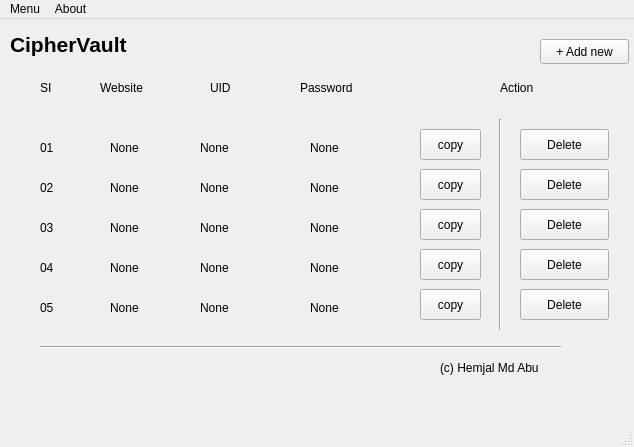
HemjalCF/ciphervault, file secure_key/key.ui: the form before one commit.
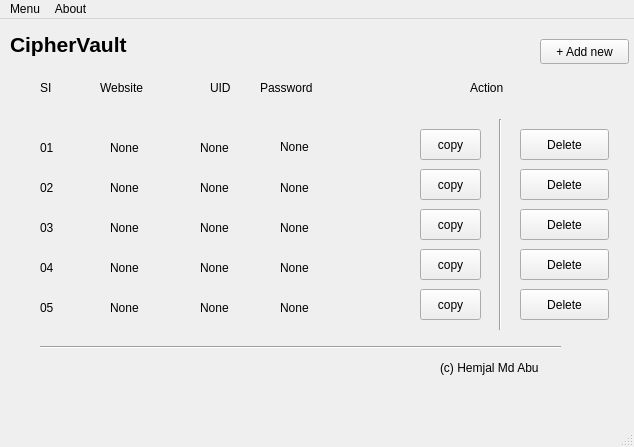
The form after the commit. The open tabs and pages were chosen to show the change. Icons and pictures are not drawn.

Commit message: added new db to support more uid and pass save

```diff
--- a/secure_key/key.ui
+++ b/secure_key/key.ui
@@ -683,7 +683,7 @@
      <widget class="QLabel" name="label_15">
       <property name="geometry">
        <rect>
-        <x>300</x>
+        <x>260</x>
         <y>60</y>
         <width>67</width>
         <height>17</height>
@@ -696,7 +696,7 @@
      <widget class="QLabel" name="label_16">
       <property name="geometry">
        <rect>
-        <x>500</x>
+        <x>470</x>
         <y>60</y>
         <width>67</width>
         <height>17</height>
@@ -735,10 +735,10 @@
      <widget class="QLabel" name="label_pass1">
       <property name="geometry">
        <rect>
-        <x>310</x>
+        <x>280</x>
         <y>120</y>
-        <width>67</width>
-        <height>17</height>
+        <width>61</width>
+        <height>16</height>
        </rect>
       </property>
       <property name="text">
@@ -800,7 +800,7 @@
      <widget class="QLabel" name="label_pass2">
       <property name="geometry">
        <rect>
-        <x>310</x>
+        <x>280</x>
         <y>160</y>
         <width>67</width>
         <height>17</height>
@@ -878,7 +878,7 @@
      <widget class="QLabel" name="label_pass3">
       <property name="geometry">
        <rect>
-        <x>310</x>
+        <x>280</x>
         <y>200</y>
         <width>67</width>
         <height>17</height>
@@ -943,9 +943,9 @@
      <widget class="QLabel" name="label_pass4">
       <property name="geometry">
        <rect>
-        <x>310</x>
+        <x>280</x>
         <y>240</y>
-        <width>67</width>
+        <width>51</width>
         <height>17</height>
        </rect>
       </property>
@@ -1008,9 +1008,9 @@
      <widget class="QLabel" name="label_pass5">
       <property name="geometry">
        <rect>
-        <x>310</x>
+        <x>280</x>
         <y>280</y>
-        <width>67</width>
+        <width>51</width>
         <height>17</height>
        </rect>
       </property>
```
Left out of the diff: 132 changed lines with no effect on the pictures. The commit also changes 2 other files.
